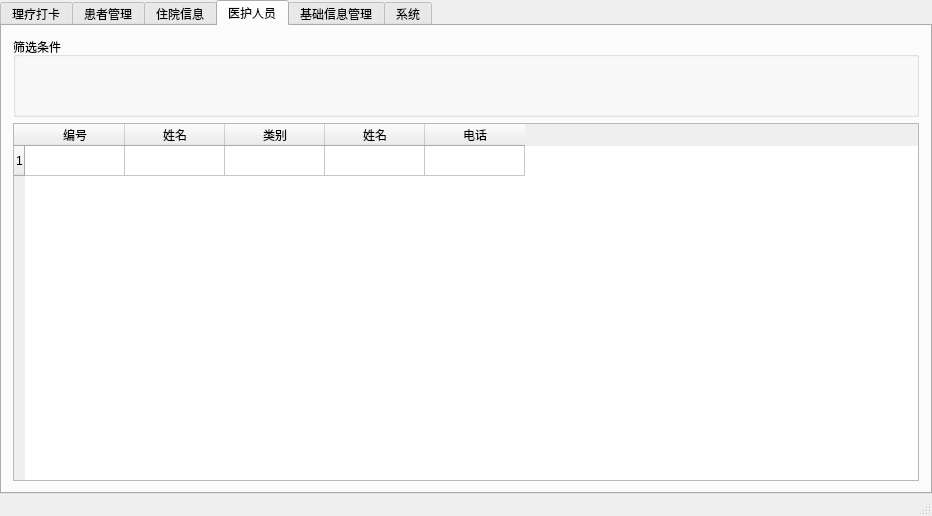
yuylong/PhysioMgr, file PhysioMgr/MainWindow.ui: the form before one commit.
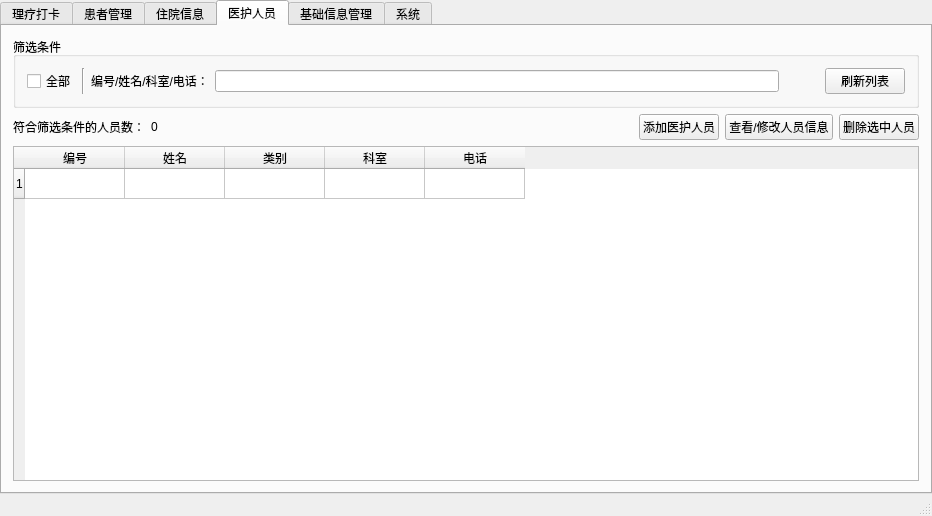
The form after the commit. The open tabs and pages were chosen to show the change.

Commit message: Design the doctor management tab page.

Patch:
```diff
--- a/PhysioMgr/MainWindow.ui
+++ b/PhysioMgr/MainWindow.ui
@@ -333,20 +333,118 @@
        <attribute name="title">
         <string>医护人员</string>
        </attribute>
-       <layout class="QVBoxLayout" name="verticalLayout_2">
+       <layout class="QVBoxLayout" name="verticalLayout_2" stretch="0,0,1">
         <item>
          <widget class="QGroupBox" name="groupBox_3">
           <property name="minimumSize">
            <size>
             <width>0</width>
-            <height>80</height>
+            <height>60</height>
            </size>
           </property>
           <property name="title">
            <string>筛选条件</string>
           </property>
+          <layout class="QHBoxLayout" name="horizontalLayout_10" stretch="0,0,0,1,0,0">
+           <item>
+            <widget class="QCheckBox" name="chbDoctorListAll">
+             <property name="text">
+              <string>全部</string>
+             </property>
+            </widget>
+           </item>
+           <item>
+            <widget class="Line" name="line">
+             <property name="orientation">
+              <enum>Qt::Vertical</enum>
+             </property>
+            </widget>
+           </item>
+           <item>
+            <widget class="QLabel" name="label_7">
+             <property name="text">
+              <string>编号/姓名/科室/电话：</string>
+             </property>
+            </widget>
+           </item>
+           <item>
+            <widget class="QLineEdit" name="leDoctorCond"/>
+           </item>
+           <item>
+            <spacer name="horizontalSpacer_6">
+             <property name="orientation">
+              <enum>Qt::Horizontal</enum>
+             </property>
+             <property name="sizeHint" stdset="0">
+              <size>
+               <width>40</width>
+               <height>20</height>
+              </size>
+             </property>
+            </spacer>
+           </item>
+           <item>
+            <widget class="QPushButton" name="pbDoctorOp">
+             <property name="text">
+              <string>刷新列表</string>
+             </property>
+            </widget>
+           </item>
+          </layout>
          </widget>
         </item>
+        <item>
+         <layout class="QHBoxLayout" name="horizontalLayout_11" stretch="0,0,1,0,0,0">
+          <item>
+           <widget class="QLabel" name="label_10">
+            <property name="text">
+             <string>符合筛选条件的人员数：</string>
+            </property>
+           </widget>
+          </item>
+          <item>
+           <widget class="QLabel" name="leDoctorCnt">
+            <property name="text">
+             <string>0</string>
+            </property>
+           </widget>
+          </item>
+          <item>
+           <spacer name="horizontalSpacer_7">
+            <property name="orientation">
+             <enum>Qt::Horizontal</enum>
+            </property>
+            <property name="sizeHint" stdset="0">
+             <size>
+              <width>20</width>
+              <height>20</height>
+             </size>
+            </property>
+           </spacer>
+          </item>
+          <item>
+           <widget class="QPushButton" name="pbDoctorAdd">
+            <property name="text">
+             <string>添加医护人员</string>
+            </property>
+           </widget>
+          </item>
+          <item>
+           <widget class="QPushButton" name="pbDoctorUpd">
+            <property name="text">
+             <string>查看/修改人员信息</string>
+            </property>
+           </widget>
+          </item>
+          <item>
+           <widget class="QPushButton" name="pbDoctorDel">
+            <property name="text">
+             <string>删除选中人员</string>
+            </property>
+           </widget>
+          </item>
+         </layout>
+        </item>
         <item>
          <widget class="QTableWidget" name="tblDoctors">
           <property name="rowCount">
@@ -373,7 +471,7 @@
           </column>
           <column>
            <property name="text">
-            <string>姓名</string>
+            <string>科室</string>
            </property>
           </column>
           <column>
```
Left out of the diff: 13 changed lines with no effect on the pictures.
